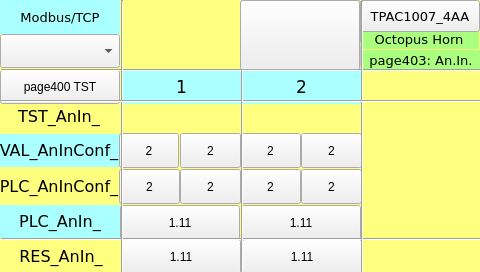
Old version of the form TPAC1007_04_AA/Octopus_Horn_HMI/page403.ui in the repository MECTsrl/mect_apps.
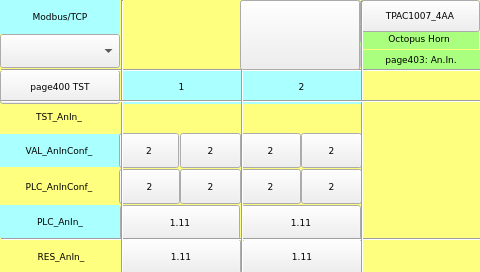
New version of the form. Custom widgets are drawn as their Qt base class.

Patch:
```diff
--- a/TPAC1007_04_AA/Octopus_Horn_HMI/page403.ui
+++ b/TPAC1007_04_AA/Octopus_Horn_HMI/page403.ui
@@ -43,7 +43,7 @@
 <property name="font">
 <font>
 <family>DejaVu Sans</family>
-<pointsize>10</pointsize>
+     <pointsize>7</pointsize>
 </font>
 </property>
 <property name="styleSheet">
@@ -68,7 +68,7 @@
 <property name="font">
 <font>
 <family>DejaVu Sans</family>
-<pointsize>10</pointsize>
+     <pointsize>7</pointsize>
 </font>
 </property>
 <property name="styleSheet">
@@ -182,7 +182,7 @@
 <property name="font">
 <font>
 <family>DejaVu Sans</family>
-<pointsize>10</pointsize>
+     <pointsize>7</pointsize>
 <weight>50</weight>
 <bold>false</bold>
 </font>
@@ -307,6 +307,12 @@
 <height>35</height>
 </rect>
 </property>
+   <property name="font">
+    <font>
+     <family>DejaVu Sans</family>
+     <pointsize>7</pointsize>
+    </font>
+   </property>
 <property name="text">
 <string>2</string>
 </property>
@@ -367,7 +373,7 @@
 <property name="font">
 <font>
 <family>DejaVu Sans</family>
-<pointsize>12</pointsize>
+     <pointsize>7</pointsize>
 </font>
 </property>
 <property name="styleSheet">
@@ -425,6 +431,12 @@
 <height>35</height>
 </rect>
 </property>
+   <property name="font">
+    <font>
+     <family>DejaVu Sans</family>
+     <pointsize>7</pointsize>
+    </font>
+   </property>
 <property name="text">
 <string>2</string>
 </property>
@@ -485,7 +497,7 @@
 <property name="font">
 <font>
 <family>DejaVu Sans</family>
-<pointsize>13</pointsize>
+     <pointsize>7</pointsize>
 </font>
 </property>
 <property name="styleSheet">
@@ -510,7 +522,7 @@
 <property name="font">
 <font>
 <family>DejaVu Sans</family>
-<pointsize>12</pointsize>
+     <pointsize>7</pointsize>
 </font>
 </property>
 <property name="styleSheet">
@@ -535,7 +547,7 @@
 <property name="font">
 <font>
 <family>DejaVu Sans</family>
-<pointsize>13</pointsize>
+     <pointsize>7</pointsize>
 </font>
 </property>
 <property name="styleSheet">
@@ -560,7 +572,7 @@
 <property name="font">
 <font>
 <family>DejaVu Sans</family>
-<pointsize>12</pointsize>
+     <pointsize>7</pointsize>
 </font>
 </property>
 <property name="styleSheet">
@@ -621,7 +633,7 @@
 <property name="font">
 <font>
 <family>DejaVu Sans</family>
-<pointsize>12</pointsize>
+     <pointsize>7</pointsize>
 </font>
 </property>
 <property name="styleSheet">
@@ -643,6 +655,12 @@
 <height>35</height>
 </rect>
 </property>
+   <property name="font">
+    <font>
+     <family>DejaVu Sans</family>
+     <pointsize>7</pointsize>
+    </font>
+   </property>
 <property name="text">
 <string>1.11</string>
 </property>
@@ -700,6 +718,12 @@
 <height>35</height>
 </rect>
 </property>
+   <property name="font">
+    <font>
+     <family>DejaVu Sans</family>
+     <pointsize>7</pointsize>
+    </font>
+   </property>
 <property name="text">
 <string>1.11</string>
 </property>
@@ -757,6 +781,12 @@
 <height>35</height>
 </rect>
 </property>
+   <property name="font">
+    <font>
+     <family>DejaVu Sans</family>
+     <pointsize>7</pointsize>
+    </font>
+   </property>
 <property name="text">
 <string>2</string>
 </property>
@@ -814,6 +844,12 @@
 <height>35</height>
 </rect>
 </property>
+   <property name="font">
+    <font>
+     <family>DejaVu Sans</family>
+     <pointsize>7</pointsize>
+    </font>
+   </property>
 <property name="text">
 <string>2</string>
 </property>
@@ -871,6 +907,12 @@
 <height>35</height>
 </rect>
 </property>
+   <property name="font">
+    <font>
+     <family>DejaVu Sans</family>
+     <pointsize>7</pointsize>
+    </font>
+   </property>
 <property name="text">
 <string>1.11</string>
 </property>
@@ -931,7 +973,7 @@
 <property name="font">
 <font>
 <family>DejaVu Sans</family>
-<pointsize>12</pointsize>
+     <pointsize>7</pointsize>
 </font>
 </property>
 <property name="styleSheet">
@@ -953,6 +995,12 @@
 <height>35</height>
 </rect>
 </property>
+   <property name="font">
+    <font>
+     <family>DejaVu Sans</family>
+     <pointsize>7</pointsize>
+    </font>
+   </property>
 <property name="text">
 <string>1.11</string>
 </property>
@@ -1010,6 +1058,12 @@
 <height>35</height>
 </rect>
 </property>
+   <property name="font">
+    <font>
+     <family>DejaVu Sans</family>
+     <pointsize>7</pointsize>
+    </font>
+   </property>
 <property name="text">
 <string>2</string>
 </property>
@@ -1067,6 +1121,12 @@
 <height>35</height>
 </rect>
 </property>
+   <property name="font">
+    <font>
+     <family>DejaVu Sans</family>
+     <pointsize>7</pointsize>
+    </font>
+   </property>
 <property name="text">
 <string>2</string>
 </property>
@@ -1124,6 +1184,12 @@
 <height>35</height>
 </rect>
 </property>
+   <property name="font">
+    <font>
+     <family>DejaVu Sans</family>
+     <pointsize>7</pointsize>
+    </font>
+   </property>
 <property name="text">
 <string>2</string>
 </property>
@@ -1181,6 +1247,12 @@
 <height>35</height>
 </rect>
 </property>
+   <property name="font">
+    <font>
+     <family>DejaVu Sans</family>
+     <pointsize>7</pointsize>
+    </font>
+   </property>
 <property name="text">
 <string>2</string>
 </property>
@@ -1238,6 +1310,12 @@
 <height>34</height>
 </rect>
 </property>
+   <property name="font">
+    <font>
+     <family>DejaVu Sans</family>
+     <pointsize>7</pointsize>
+    </font>
+   </property>
 <property name="toolTip">
 <string/>
 </property>
@@ -1388,7 +1466,7 @@
 <property name="font">
 <font>
 <family>DejaVu Sans</family>
-<pointsize>10</pointsize>
+     <pointsize>7</pointsize>
 </font>
 </property>
 <property name="styleSheet">
```
Left out of the diff: 64 changed lines with no effect on the pictures. Lines whose indentation alone changed are shown as unchanged.
